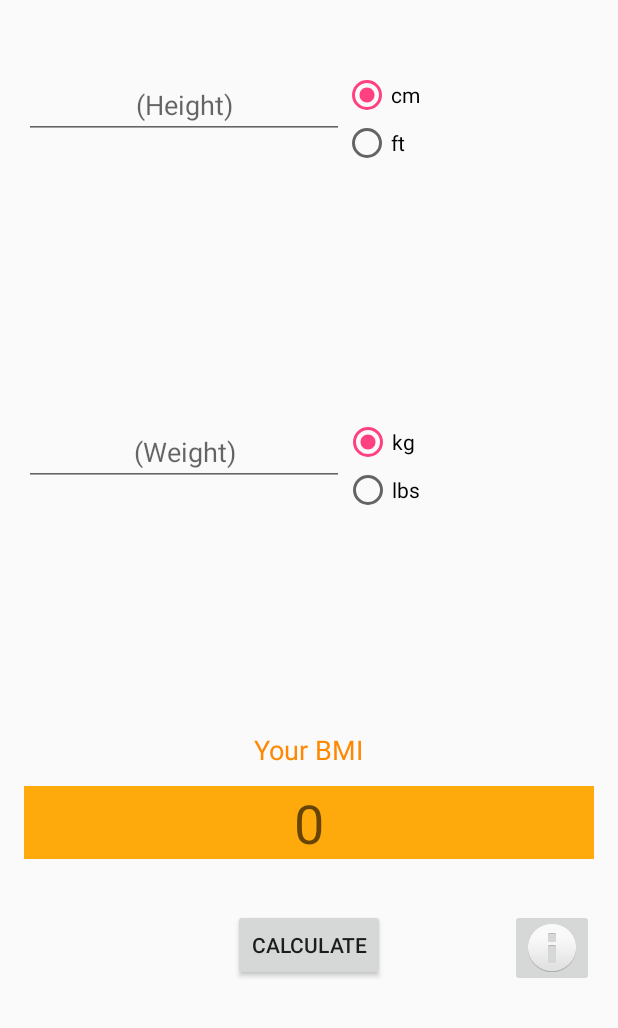
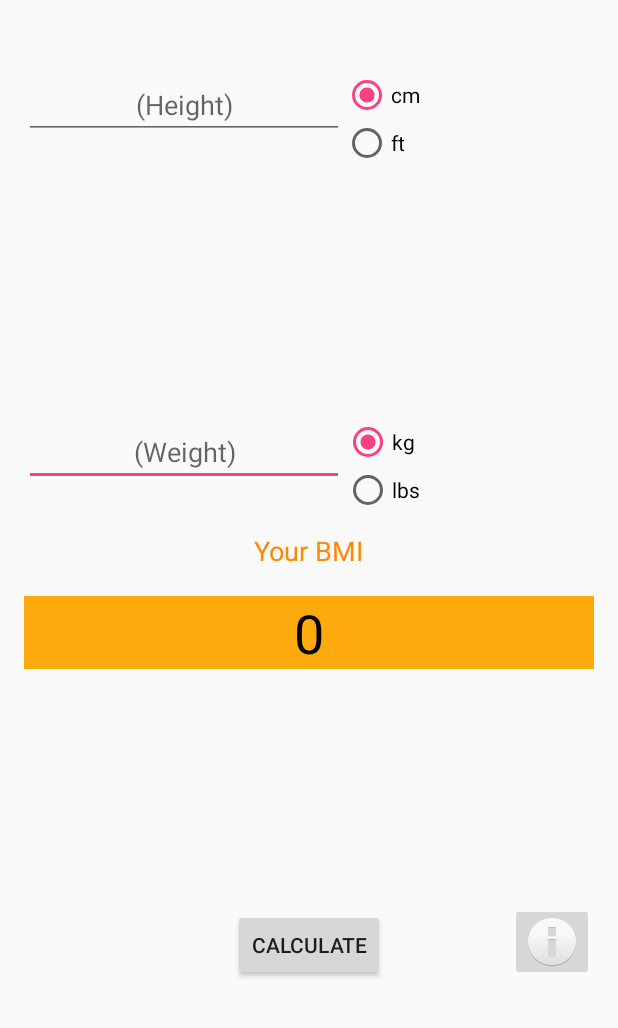
Before and after one commit to nhumnguyen/BMIcalulator, an Android app: the screen it shows after launch (MainActivity), on a phone screen of 412 x 824 dp, the part 208-1236 px from its top. Run offline under Robolectric (Android 15) with nearby library versions, the phone set to English and light mode, and no system bars.

Commit message:
fixed UI

```diff
--- a/app/src/main/res/layout/activity_main.xml
+++ b/app/src/main/res/layout/activity_main.xml
@@ -13,22 +13,6 @@
     android:paddingRight="@dimen/activity_horizontal_margin"
     android:paddingTop="@dimen/activity_vertical_margin"
     tools:context="com.example.nhung.bmicalculator.MainActivity">
-
-    <EditText
-        android:layout_width="wrap_content"
-        android:layout_height="wrap_content"
-        android:inputType="textPersonName"
-        android:ems="10"
-        android:id="@+id/ansBox"
-        android:hint="0"
-        android:textAlignment="center"
-        android:textEditSidePasteWindowLayout="?android:attr/colorPressedHighlight"
-        android:background="?android:attr/colorPressedHighlight"
-        android:textSize="36sp"
-        android:layout_marginBottom="33dp"
-        android:layout_above="@+id/calBut"
-        android:layout_alignParentLeft="true"
-        android:layout_alignParentStart="true" />
 
 
     <EditText
@@ -117,17 +101,6 @@
         android:layout_centerHorizontal="true"
         android:textColor="?android:attr/colorActivatedHighlight" />
 
-    <TextView
-        android:text="Your BMI"
-        android:layout_width="wrap_content"
-        android:layout_height="wrap_content"
-        android:layout_above="@+id/ansBox"
-        android:layout_centerHorizontal="true"
-        android:layout_marginBottom="12dp"
-        android:id="@+id/textView2"
-        android:textSize="18sp"
-        android:textColor="@android:color/holo_orange_dark" />
-
     <Button
         android:text="Calculate"
         android:layout_width="wrap_content"
@@ -137,12 +110,41 @@
         android:layout_centerHorizontal="true"
         android:layout_marginBottom="15dp" />
 
+    <EditText
+        android:layout_width="wrap_content"
+        android:layout_height="wrap_content"
+        android:inputType="textPersonName|numberDecimal"
+        android:ems="10"
+        android:id="@+id/ansBox"
+        android:hint="0"
+        android:textSize="36sp"
+        android:textAlignment="center"
+        android:clickable="false"
+        android:textColorHighlight="@android:color/holo_orange_dark"
+        android:background="?android:attr/colorPressedHighlight"
+        android:textColorHint="@android:color/background_dark"
+        android:layout_below="@+id/textView2"
+        android:layout_alignParentLeft="true"
+        android:layout_alignParentStart="true"
+        android:layout_marginTop="18dp" />
+
+    <TextView
+        android:text="Your BMI"
+        android:layout_width="wrap_content"
+        android:layout_height="wrap_content"
+        android:id="@+id/textView2"
+        android:textSize="18sp"
+        android:textColor="@android:color/holo_orange_dark"
+        android:layout_marginTop="12dp"
+        android:layout_below="@+id/weightgroup"
+        android:layout_centerHorizontal="true" />
+
     <ImageButton
         android:layout_width="wrap_content"
         android:layout_height="wrap_content"
         app4:srcCompat="@android:drawable/ic_dialog_info"
         android:id="@+id/info"
-        android:layout_below="@+id/ansBox"
+        android:layout_alignBottom="@+id/calBut"
         android:layout_alignParentRight="true"
         android:layout_alignParentEnd="true" />
 
--- a/app/src/main/res/values/colors.xml
+++ b/app/src/main/res/values/colors.xml
@@ -2,5 +2,5 @@
 <resources>
     <color name="colorPrimary">#1f308b</color>
     <color name="colorPrimaryDark">#303F9F</color>
-    <color name="colorAccent">#FF4081</color>
+    <color name="colorAccent">#ff4081</color>
 </resources>
```
Also changed, not shown: app/src/main/res/drawable/back.xml (added, +10 -0 lines), app/src/main/res/layout/activity_info_page.xml (+5 -5 lines).
